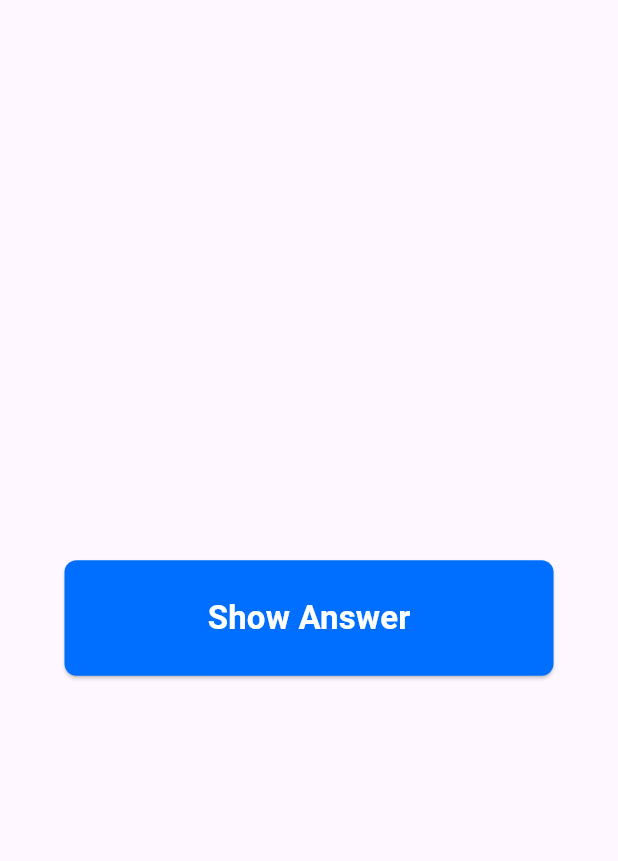
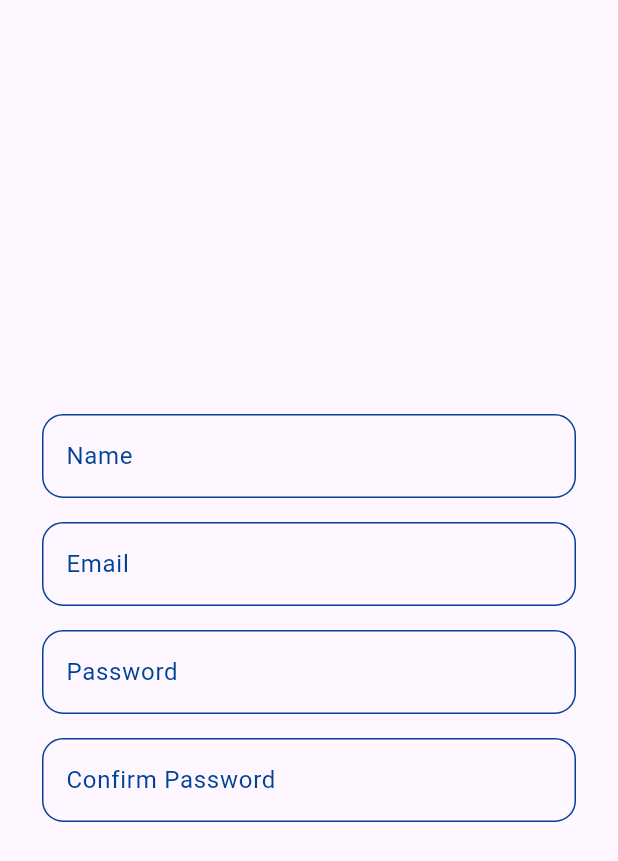
Before and after one commit to Miranics/SmartDrive, a Flutter app: the screen it shows after launch, on a phone screen of 412 x 824 dp. Shown: the top 861 px of the screen. Run offline on Flutter 3.47's test engine with Material 3 defaults, Android fonts, the phone set to English and light mode, and no system bars.

Commit message:
feat: added the input component and the styles inclusive missing the background color which it will inherit from the homepage

```diff
--- a/lib/main.dart
+++ b/lib/main.dart
@@ -1,5 +1,5 @@
 import 'package:flutter/material.dart';
-import 'package:smartdrive/widgets/button_component.dart';
+import 'package:smartdrive/widgets/input.dart';
 
 void main() {
   runApp(const MyApp());
@@ -12,11 +12,19 @@ class MyApp extends StatelessWidget {
   Widget build(BuildContext context) {
     return MaterialApp(
       home: Scaffold(
-        body: Center(
-          child: ButtonComponent(
-            text: "Show Answer",
-            type: ButtonType.secondary,
-            onPressed: () => {},
+        body: Padding(
+          padding: EdgeInsets.all(20),
+          child: Column(
+            mainAxisAlignment: MainAxisAlignment.center,
+            children: [
+              InputComponent(text: "Name"),
+              SizedBox(height: 16),
+              InputComponent(text: "Email"),
+              SizedBox(height: 16),
+              InputComponent(text: "Password"),
+              SizedBox(height: 16),
+              InputComponent(text: "Confirm Password"),
+            ],
           ),
         ),
       ),
--- a/lib/widgets/button_component.dart
+++ b/lib/widgets/button_component.dart
@@ -28,7 +28,7 @@ class ButtonComponent extends StatelessWidget {
     }
     switch (type) {
       case ButtonType.primary:
-        return Color(0xFF004299);
+        return C)olor(0xFF004299;
       case ButtonType.secondary:
         return Color(0xFF006FFF);
       case ButtonType.small:
--- /dev/null
+++ b/lib/widgets/input.dart
@@ -0,0 +1,82 @@
+import 'package:flutter/material.dart';
+
+class InputComponent extends StatelessWidget {
+  final String? text;
+  final String? label;
+  final Color? textColor;
+  final Color? borderColor;
+  final Color? focusedBorderColor;
+  final TextEditingController? controller;
+  final String? Function(String?)? validator;
+  final bool obscureText;
+  final TextInputType? keyboardType;
+
+  const InputComponent({
+    super.key,
+    this.text,
+    this.label,
+    this.textColor,
+    this.borderColor,
+    this.focusedBorderColor,
+    this.controller,
+    this.validator,
+    this.obscureText = false,
+    this.keyboardType,
+  });
+
+  @override
+  Widget build(BuildContext context) {
+    return Column(
+      crossAxisAlignment: CrossAxisAlignment.start,
+      children: <Widget>[
+        if (label != null)
+          Padding(
+            padding: EdgeInsets.only(left: 8, bottom: 6),
+            child: Text(
+              label!,
+              style: TextStyle(
+                fontSize: 16,
+                fontWeight: FontWeight.w600,
+                color: Color(0xFF004299),
+              ),
+            ),
+          ),
+        Padding(
+          padding: EdgeInsets.symmetric(horizontal: 8),
+          child: TextFormField(
+            controller: controller,
+            validator: validator,
+            obscureText: obscureText,
+            keyboardType: keyboardType,
+            style: TextStyle(color: textColor ?? Color(0xFF004299)),
+            decoration: InputDecoration(
+              filled: true,
+              fillColor: Theme.of(context).scaffoldBackgroundColor,
+              hintText: text,
+              hintStyle: TextStyle(color: Color(0xFF004299)),
+              enabledBorder: OutlineInputBorder(
+                borderRadius: BorderRadius.all(Radius.circular(14)),
+                borderSide: BorderSide(color: borderColor ?? Color(0xFF004299)),
+              ),
+              focusedBorder: OutlineInputBorder(
+                borderRadius: BorderRadius.all(Radius.circular(14)),
+                borderSide: BorderSide(
+                  color: focusedBorderColor ?? Color(0xFF004299),
+                  width: 2,
+                ),
+              ),
+              errorBorder: OutlineInputBorder(
+                borderRadius: BorderRadius.all(Radius.circular(14)),
+                borderSide: BorderSide(color: Colors.red, width: 1.5),
+              ),
+              focusedErrorBorder: OutlineInputBorder(
+                borderRadius: BorderRadius.all(Radius.circular(14)),
+                borderSide: BorderSide(color: Colors.red, width: 2),
+              ),
+            ),
+          ),
+        ),
+      ],
+    );
+  }
+}
```
